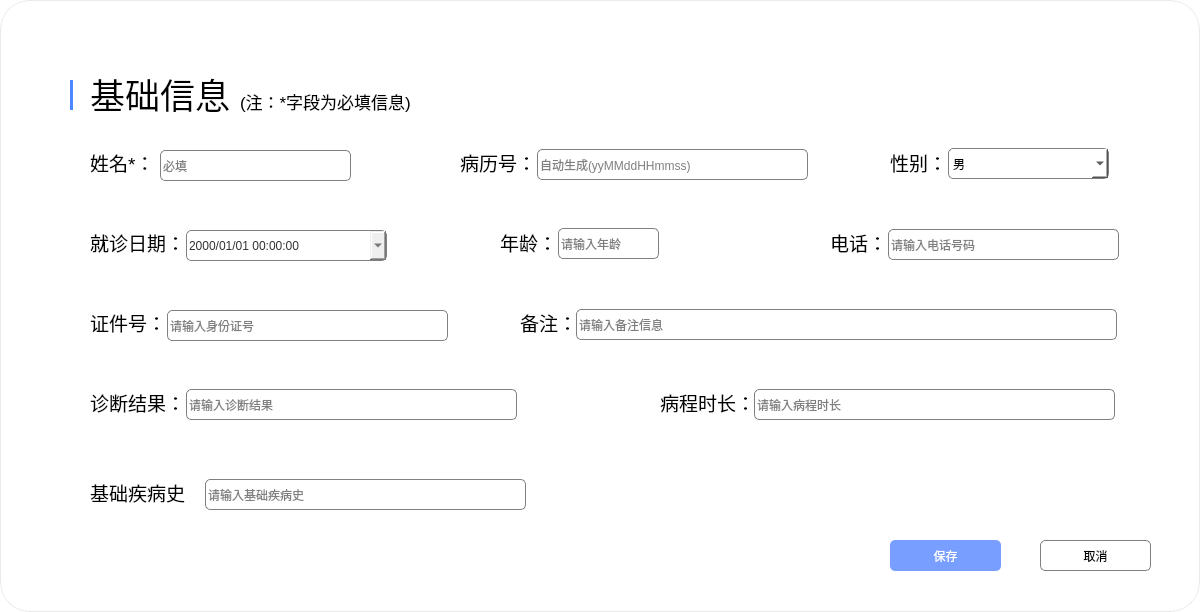
Before: the Qt Designer form ui/patient_newa.ui in zhushizi/BCI_FES, drawn with Qt 5.
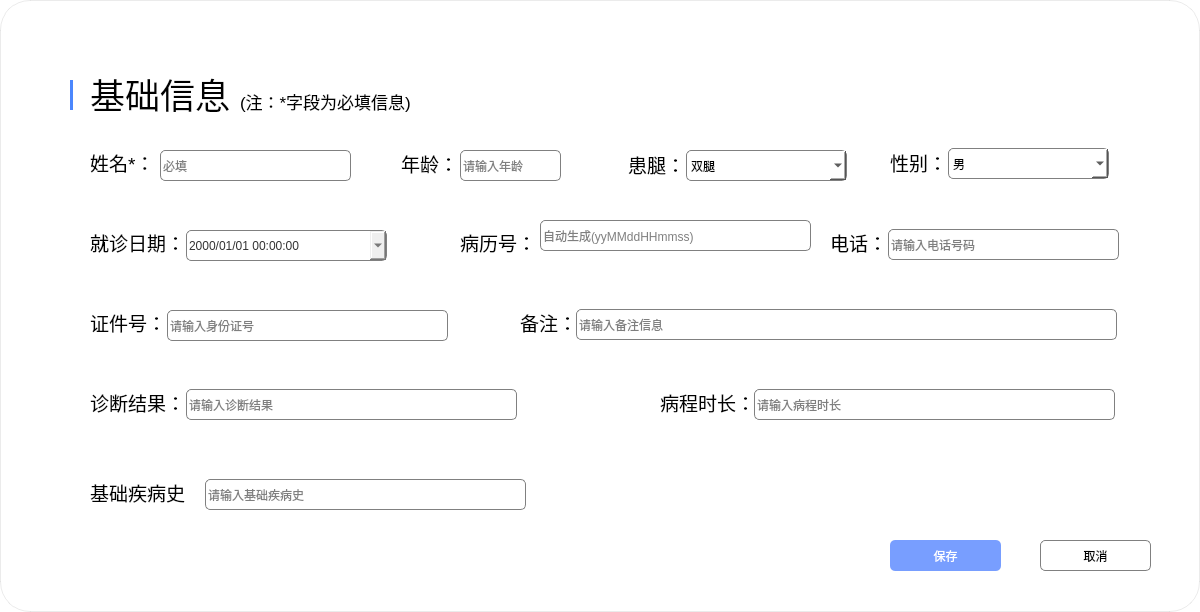
After: the same form once the commit is applied. Icons and pictures are not drawn.

Commit message: 数据库增加患腿字段，必填项

```diff
--- a/ui/patient_newa.ui
+++ b/ui/patient_newa.ui
@@ -199,7 +199,7 @@
    <property name="geometry">
     <rect>
      <x>460</x>
-     <y>150</y>
+     <y>230</y>
      <width>71</width>
      <height>25</height>
     </rect>
@@ -228,8 +228,8 @@
   <widget class="QLineEdit" name="lineEdit_patientId">
    <property name="geometry">
     <rect>
-     <x>537</x>
-     <y>149</y>
+     <x>540</x>
+     <y>220</y>
      <width>271</width>
      <height>31</height>
     </rect>
@@ -306,9 +306,9 @@
   <widget class="QLabel" name="label_age">
    <property name="geometry">
     <rect>
-     <x>500</x>
-     <y>230</y>
-     <width>51</width>
+     <x>401</x>
+     <y>151</y>
+     <width>52</width>
      <height>25</height>
     </rect>
    </property>
@@ -336,8 +336,8 @@
   <widget class="QLineEdit" name="spinBox_age">
    <property name="geometry">
     <rect>
-     <x>558</x>
-     <y>228</y>
+     <x>460</x>
+     <y>150</y>
      <width>101</width>
      <height>31</height>
     </rect>
@@ -752,6 +752,65 @@
     <bool>true</bool>
    </property>
   </widget>
+  <widget class="QLabel" name="label_gende">
+   <property name="geometry">
+    <rect>
+     <x>628</x>
+     <y>152</y>
+     <width>51</width>
+     <height>25</height>
+    </rect>
+   </property>
+   <property name="minimumSize">
+    <size>
+     <width>0</width>
+     <height>25</height>
+    </size>
+   </property>
+   <property name="maximumSize">
+    <size>
+     <width>16777215</width>
+     <height>25</height>
+    </size>
+   </property>
+   <property name="font">
+    <font>
+     <pointsize>14</pointsize>
+    </font>
+   </property>
+   <property name="text">
+    <string>患腿：</string>
+   </property>
+  </widget>
+  <widget class="QComboBox" name="comboBox_leg">
+   <property name="geometry">
+    <rect>
+     <x>686</x>
+     <y>150</y>
+     <width>161</width>
+     <height>31</height>
+    </rect>
+   </property>
+   <property name="styleSheet">
+    <string>QComboBox { border: 1px solid gray; border-radius: 5px; background-color: white; }
+QComboBox QAbstractItemView { background-color: white; }</string>
+   </property>
+   <item>
+    <property name="text">
+     <string>双腿</string>
+    </property>
+   </item>
+   <item>
+    <property name="text">
+     <string>左腿</string>
+    </property>
+   </item>
+   <item>
+    <property name="text">
+     <string>右腿</string>
+    </property>
+   </item>
+  </widget>
  </widget>
  <resources>
   <include location="resources.qrc"/>
```
Left out of the diff: 12 changed lines with no effect on the pictures. The commit also changes 3 other files.
